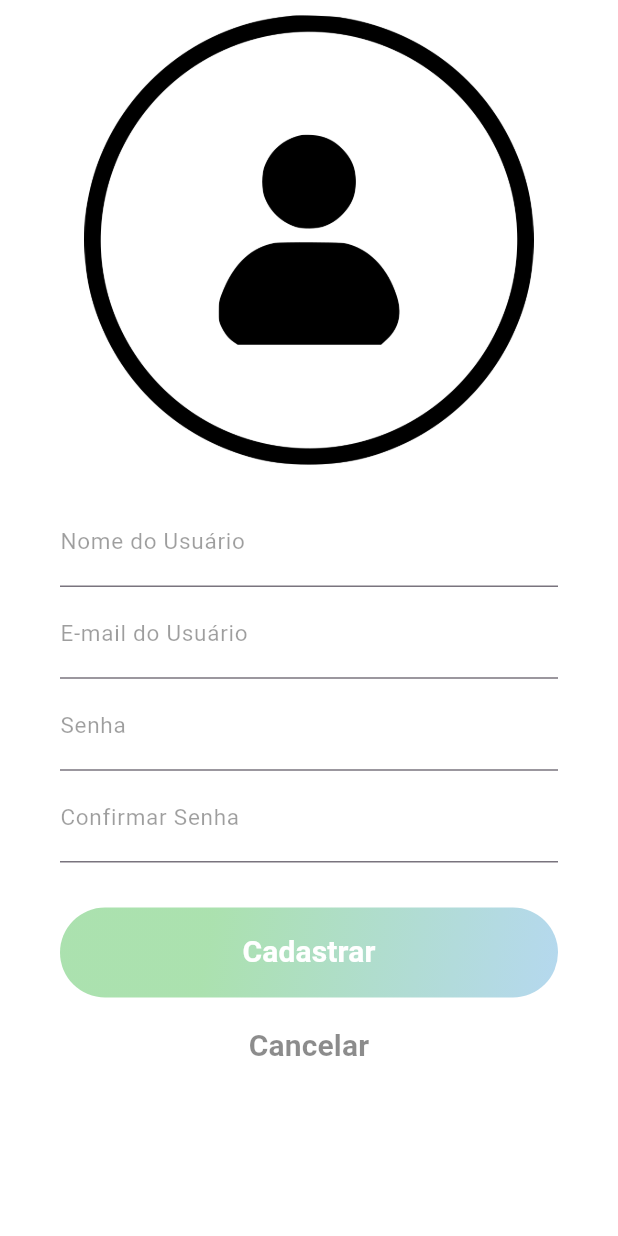
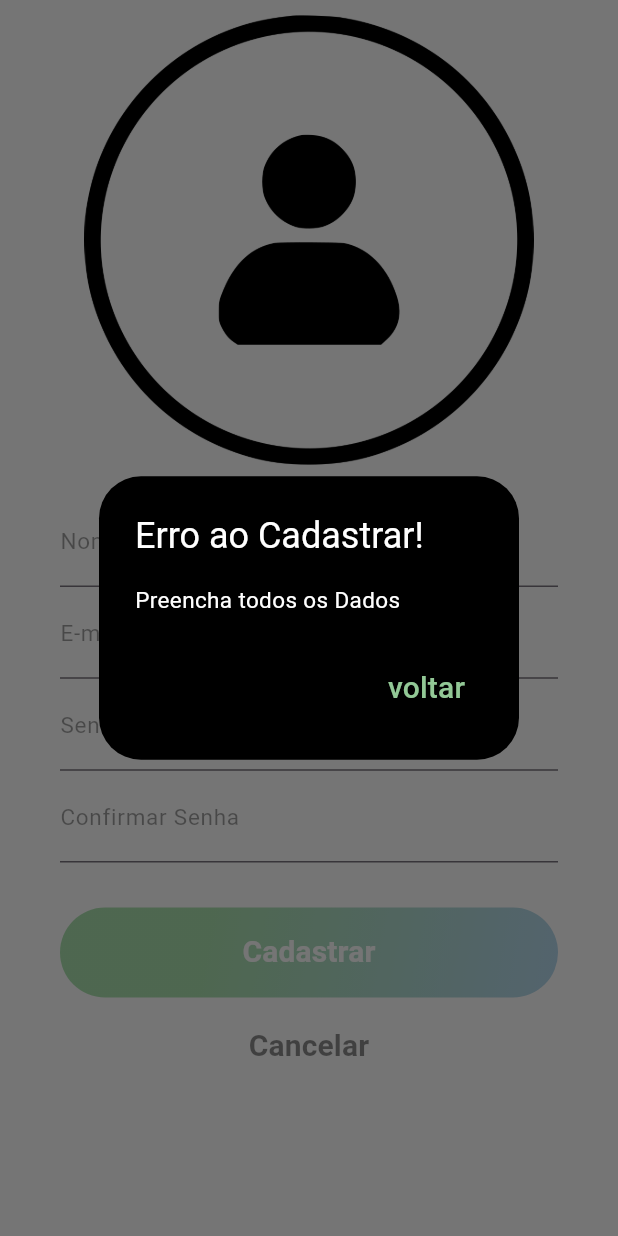
Before and after one commit to VictorCrom072/DartFlutter-Aprendizagem, a Flutter app: the SignupPage screen opened directly, after a tap on "Cadastrar", on a phone screen of 412 x 824 dp. Run offline on Flutter 3.47's test engine with Material 3 defaults, Android fonts, the phone set to English and light mode, and no system bars; missing offline and left inert: mysql_client.

Commit message:
AlertDialog de Cadastro e Login

```diff
--- a/TCC-Etec/tech_decor/lib/main.dart
+++ b/TCC-Etec/tech_decor/lib/main.dart
@@ -1,4 +1,5 @@
 import 'package:flutter/material.dart';
+import 'package:tech_decor/pages/home.page.dart';
 import 'package:tech_decor/pages/login_page.dart';
 
 void main() => runApp(MyApp());
@@ -10,7 +11,7 @@ class MyApp extends StatelessWidget {
     return MaterialApp(
       title: 'Tech Decor',
       debugShowCheckedModeBanner: false,
-      home: LoginPage(),
+      home: HomePage(),
     );
   }
 }
--- /dev/null
+++ b/TCC-Etec/tech_decor/lib/pages/error.dart
@@ -0,0 +1,44 @@
+import 'dart:ui';
+
+import 'package:flutter/material.dart';
+
+errorUsuario(BuildContext context, String processo, String executar) {
+  Widget voltarButton = TextButton(
+    child: const Text(
+      "voltar",
+      style: TextStyle(
+        color: Color.fromARGB(230, 162, 222, 166),
+        fontSize: 20
+      ),
+    ),
+    onPressed:  () {
+      Navigator.pop(context);
+    },
+  );
+  AlertDialog alert = AlertDialog(
+    backgroundColor: Colors.black,
+    title: Text(
+      "Erro ao $processo!",
+      style: TextStyle(
+        color: Colors.white
+      ),
+    ),
+    content: Text(
+      "$executar",
+      style: TextStyle(
+        color: Colors.white,
+        fontSize: 15
+      ),
+    ),
+    actions: [
+      voltarButton,
+    ],
+  );
+  //exibe o diálogo
+  showDialog(
+    context: context,
+    builder: (BuildContext context) {
+      return alert;
+    },
+  );
+}
--- a/TCC-Etec/tech_decor/lib/pages/signup.page.dart
+++ b/TCC-Etec/tech_decor/lib/pages/signup.page.dart
@@ -1,5 +1,6 @@
 import 'package:flutter/material.dart';
 import 'package:tech_decor/controller/usuario_dao.dart';
+import 'package:tech_decor/pages/error.dart';
 import 'package:tech_decor/pages/home.page.dart';
 
 class SignupPage extends StatelessWidget {
@@ -9,10 +10,10 @@ class SignupPage extends StatelessWidget {
   TextEditingController uConfSenha = TextEditingController();
   void cadastrar(BuildContext context) async {
     if(uNome.text == "" || uEmail.text == "" || uSenha.text == "" || uConfSenha.text == ""){
-      print("Preencha todos os campos");
+      errorUsuario(context, 'Cadastrar', 'Preencha todos os Dados');
     }
     else if(uSenha.text != uConfSenha.text){
-      print("Senhas não são iguais");
+      errorUsuario(context, 'Cadastrar', 'As Senhas não são iguais');
     }
     else{
       var uDao = UsuarioDao();
@@ -25,6 +26,8 @@ class SignupPage extends StatelessWidget {
           ),
         );
       }
+      else
+        errorUsuario(context, 'Cadastrar', 'Verifique os Dados do Cadastro');
     }
   }
   @override
@@ -66,7 +69,7 @@ class SignupPage extends StatelessWidget {
             ),
             TextFormField(
               controller: uEmail,
-              keyboardType: TextInputType.text,
+              keyboardType: TextInputType.emailAddress,
               decoration: InputDecoration(
                 labelText: "E-mail do Usuário",
                 labelStyle: TextStyle(
@@ -81,7 +84,8 @@ class SignupPage extends StatelessWidget {
             ),
             TextFormField(
               controller: uSenha,
-              keyboardType: TextInputType.emailAddress,
+              keyboardType: TextInputType.text,
+              obscureText: true,
               decoration: InputDecoration(
                 labelText: "Senha",
                 labelStyle: TextStyle(
```
Also changed, not shown: TCC-Etec/tech_decor/lib/pages/home.page.dart (+8 -22 lines), TCC-Etec/tech_decor/lib/pages/login_page.dart (+4 -3 lines), TCC-Etec/tech_decor/assets/quartoGamerTeste.webp (added).
